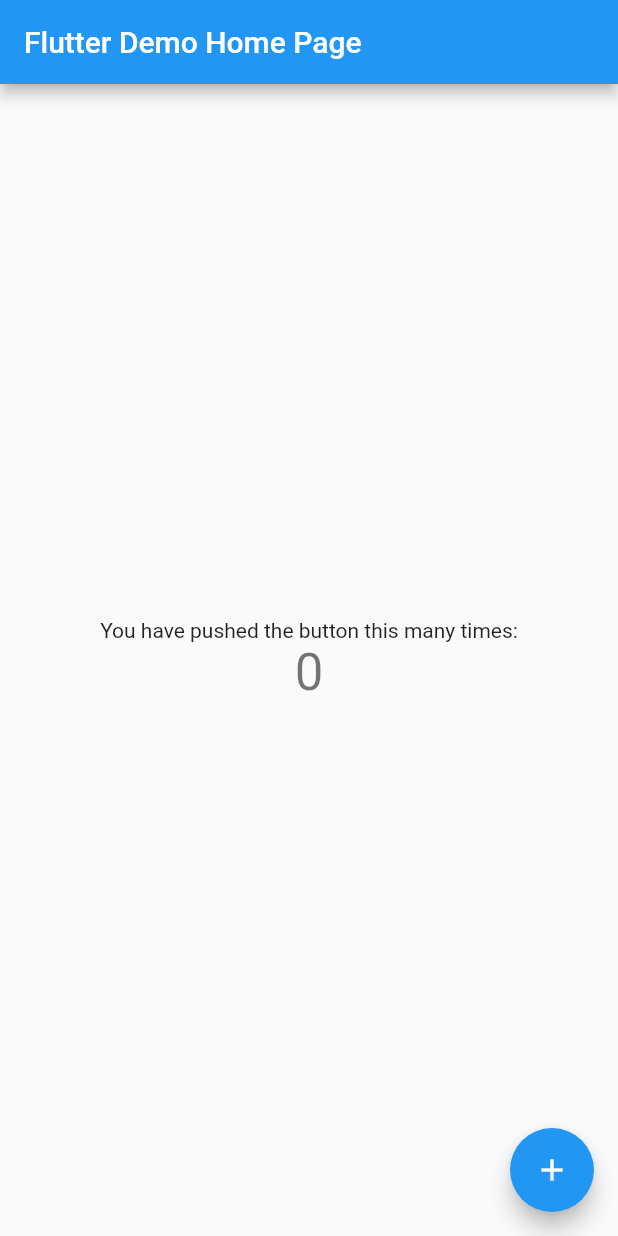
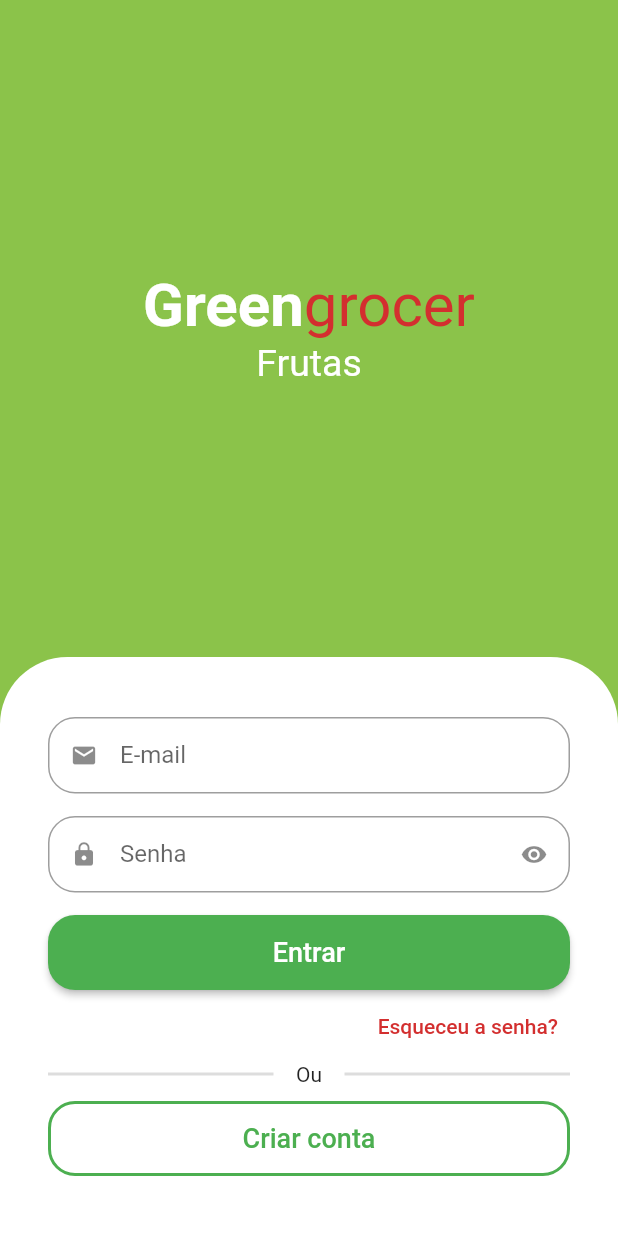
Before and after one commit to thiiagofernando/quitanda, a Flutter app: the screen it shows after launch, on a phone screen of 412 x 824 dp. Run offline on Flutter 3.47's test engine with Material 2 defaults, Android fonts, the phone set to English and light mode, and no system bars; drawn by our look-alikes of animated_text_kit.

Commit message:
Tela de Login

```diff
--- a/lib/main.dart
+++ b/lib/main.dart
@@ -1,4 +1,6 @@
 import 'package:flutter/material.dart';
+
+import 'src/auth/sign_in_screen.dart';
 
 void main() {
   runApp(const MyApp());
@@ -11,57 +13,11 @@ class MyApp extends StatelessWidget {
   Widget build(BuildContext context) {
     return MaterialApp(
       title: 'Flutter Demo',
+      debugShowCheckedModeBanner: false,
       theme: ThemeData(
-        primarySwatch: Colors.blue,
+        primarySwatch: Colors.green,
       ),
-      home: const MyHomePage(title: 'Flutter Demo Home Page'),
+      home: const SignInScreen(),
     );
   }
 }
-
-class MyHomePage extends StatefulWidget {
-  const MyHomePage({super.key, required this.title});
-
-  final String title;
-
-  @override
-  State<MyHomePage> createState() => _MyHomePageState();
-}
-
-class _MyHomePageState extends State<MyHomePage> {
-  int _counter = 0;
-
-  void _incrementCounter() {
-    setState(() {
-      _counter++;
-    });
-  }
-
-  @override
-  Widget build(BuildContext context) {
-    return Scaffold(
-      appBar: AppBar(
-        title: Text(widget.title),
-      ),
-      body: Center(
-        child: Column(
-          mainAxisAlignment: MainAxisAlignment.center,
-          children: <Widget>[
-            const Text(
-              'You have pushed the button this many times:',
-            ),
-            Text(
-              '$_counter',
-              style: Theme.of(context).textTheme.headline4,
-            ),
-          ],
-        ),
-      ),
-      floatingActionButton: FloatingActionButton(
-        onPressed: _incrementCounter,
-        tooltip: 'Increment',
-        child: const Icon(Icons.add),
-      ),
-    );
-  }
-}
--- /dev/null
+++ b/lib/src/auth/components/custom_text_field.dart
@@ -0,0 +1,50 @@
+import 'package:flutter/material.dart';
+
+class CustomTextField extends StatefulWidget {
+  final IconData icon;
+  final String label;
+  final bool isSecret;
+  const CustomTextField(
+      {super.key, required this.icon, required this.label, this.isSecret = false});
+
+  @override
+  State<CustomTextField> createState() => _CustomTextFieldState();
+}
+
+class _CustomTextFieldState extends State<CustomTextField> {
+  bool isObscure = false;
+
+  @override
+  void initState() {
+    super.initState();
+    isObscure = widget.isSecret;
+  }
+
+  @override
+  Widget build(BuildContext context) {
+    return Padding(
+      padding: const EdgeInsets.only(bottom: 15),
+      child: TextFormField(
+        obscureText: isObscure,
+        decoration: InputDecoration(
+          suffixIcon: widget.isSecret
+              ? IconButton(
+                  onPressed: () {
+                    setState(() {
+                      isObscure = !isObscure;
+                    });
+                  },
+                  icon: Icon(isObscure ? Icons.visibility : Icons.visibility_off),
+                )
+              : null,
+          prefixIcon: Icon(widget.icon),
+          labelText: widget.label,
+          isDense: true,
+          border: OutlineInputBorder(
+            borderRadius: BorderRadius.circular(18),
+          ),
+        ),
+      ),
+    );
+  }
+}
--- /dev/null
+++ b/lib/src/auth/sign_in_screen.dart
@@ -0,0 +1,170 @@
+import 'package:animated_text_kit/animated_text_kit.dart';
+import 'package:flutter/material.dart';
+
+import '../config/custom_colors.dart';
+import 'components/custom_text_field.dart';
+
+class SignInScreen extends StatelessWidget {
+  const SignInScreen({super.key});
+
+  @override
+  Widget build(BuildContext context) {
+    final size = MediaQuery.of(context).size;
+
+    return Scaffold(
+      backgroundColor: CustomColors.customSwatchColor,
+      body: SingleChildScrollView(
+        child: SizedBox(
+          height: size.height,
+          width: size.width,
+          child: Column(
+            children: [
+              Expanded(
+                child: Column(
+                  mainAxisAlignment: MainAxisAlignment.center,
+                  children: [
+                    // Nome do App
+                    Text.rich(
+                      TextSpan(
+                          style: const TextStyle(
+                            fontSize: 40,
+                          ),
+                          children: [
+                            const TextSpan(
+                              text: 'Green',
+                              style: TextStyle(
+                                color: Colors.white,
+                                fontWeight: FontWeight.bold,
+                              ),
+                            ),
+                            TextSpan(
+                              text: 'grocer',
+                              style: TextStyle(
+                                color: CustomColors.customContrastColor,
+                              ),
+                            ),
+                          ]),
+                    ),
+                    // Categorias
+                    SizedBox(
+                      height: 30,
+                      child: DefaultTextStyle(
+                        style: const TextStyle(
+                          fontSize: 25,
+                        ),
+                        child: AnimatedTextKit(
+                          pause: Duration.zero,
+                          repeatForever: true,
+                          animatedTexts: [
+                            FadeAnimatedText('Frutas'),
+                            FadeAnimatedText('Verduras'),
+                            FadeAnimatedText('Legumes'),
+                            FadeAnimatedText('Carnes'),
+                            FadeAnimatedText('Cereais'),
+                            FadeAnimatedText('Laticíneos'),
+                          ],
+                        ),
+                      ),
+                    ),
+                  ],
+                ),
+              ),
+              // Formulário
+              Container(
+                padding: const EdgeInsets.symmetric(horizontal: 32, vertical: 40),
+                decoration: const BoxDecoration(
+                  color: Colors.white,
+                  borderRadius: BorderRadius.vertical(
+                    top: Radius.circular(45),
+                  ),
+                ),
+                child: Column(
+                  crossAxisAlignment: CrossAxisAlignment.stretch,
+                  children: [
+                    // Email
+                    const CustomTextField(icon: Icons.email, label: 'E-mail'),
+                    // Senha
+                    const CustomTextField(icon: Icons.lock, label: 'Senha', isSecret: true),
+                    // Botão Entrar
+                    SizedBox(
+                      height: 50,
+                      child: ElevatedButton(
+                        style: ElevatedButton.styleFrom(
+                          shape: RoundedRectangleBorder(
+                            borderRadius: BorderRadius.circular(18),
+                          ),
+                        ),
+                        onPressed: () {},
+                        child: const Text(
+                          'Entrar',
+                          style: TextStyle(
+                            fontSize: 18,
+                          ),
+                        ),
+                      ),
+                    ),
+                    // Esqueceu a Senha
+                    Align(
+                      alignment: Alignment.centerRight,
+                      child: TextButton(
+                        onPressed: () {},
+                        child: Text(
+                          'Esqueceu a senha?',
+                          style: TextStyle(color: CustomColors.customContrastColor),
+                        ),
+                      ),
+                    ),
+                    // Divisor
+                    Padding(
+                      padding: const EdgeInsets.only(bottom: 10),
+                      child: Row(
+                        children: [
+                          Expanded(
+                            child: Divider(
+                              color: Colors.grey.withAlpha(90),
+                              thickness: 2,
+                            ),
+                          ),
+                          const Padding(
+                            padding: EdgeInsets.symmetric(horizontal: 15.0),
+                            child: Text('Ou'),
+                          ),
+                          Expanded(
+                            child: Divider(
+                              color: Colors.grey.withAlpha(90),
+                              thickness: 2,
+                            ),
+                          ),
+                        ],
+                      ),
+                    ),
+                    // Botão Noto Usuário
+                    SizedBox(
+                      height: 50,
+                      child: OutlinedButton(
+                        style: OutlinedButton.styleFrom(
+                          shape: RoundedRectangleBorder(
+                            borderRadius: BorderRadius.circular(18),
+                          ),
+                          side: const BorderSide(
+                            width: 2,
+                            color: Colors.green,
+                          ),
+                        ),
+                        onPressed: () {},
+                        child: const Text(
+                          'Criar conta',
+                          style: TextStyle(fontSize: 18),
+                        ),
+                      ),
+                    ),
+                  ],
+                ),
+              ),
+            ],
+          ),
+        ),
+      ),
+    );
+  }
+}
--- /dev/null
+++ b/lib/src/config/custom_colors.dart
@@ -0,0 +1,19 @@
+import 'package:flutter/material.dart';
+
+Map<int, Color> _swatchOpacity = {
+  50: const Color.fromRGBO(139, 195, 74, 0.1),
+  100: const Color.fromRGBO(139, 195, 74, 0.2),
+  200: const Color.fromRGBO(139, 195, 74, 0.3),
+  300: const Color.fromRGBO(139, 195, 74, 0.4),
+  400: const Color.fromRGBO(139, 195, 74, 0.5),
+  500: const Color.fromRGBO(139, 195, 74, 0.6),
+  600: const Color.fromRGBO(139, 195, 74, 0.7),
+  700: const Color.fromRGBO(139, 195, 74, 0.8),
+  800: const Color.fromRGBO(139, 195, 74, 0.9),
+  900: const Color.fromRGBO(139, 195, 74, 1),
+};
+
+abstract class CustomColors {
+  static Color customContrastColor = Colors.red.shade700;
+  static MaterialColor customSwatchColor = MaterialColor(0xFF8BC34A, _swatchOpacity);
+}
--- a/pubspec.yaml
+++ b/pubspec.yaml
@@ -36,6 +36,7 @@ dependencies:
   # The following adds the Cupertino Icons font to your application.
   # Use with the CupertinoIcons class for iOS style icons.
   cupertino_icons: ^1.0.2
+  animated_text_kit: ^4.2.2
 
 dev_dependencies:
   flutter_test:
```
